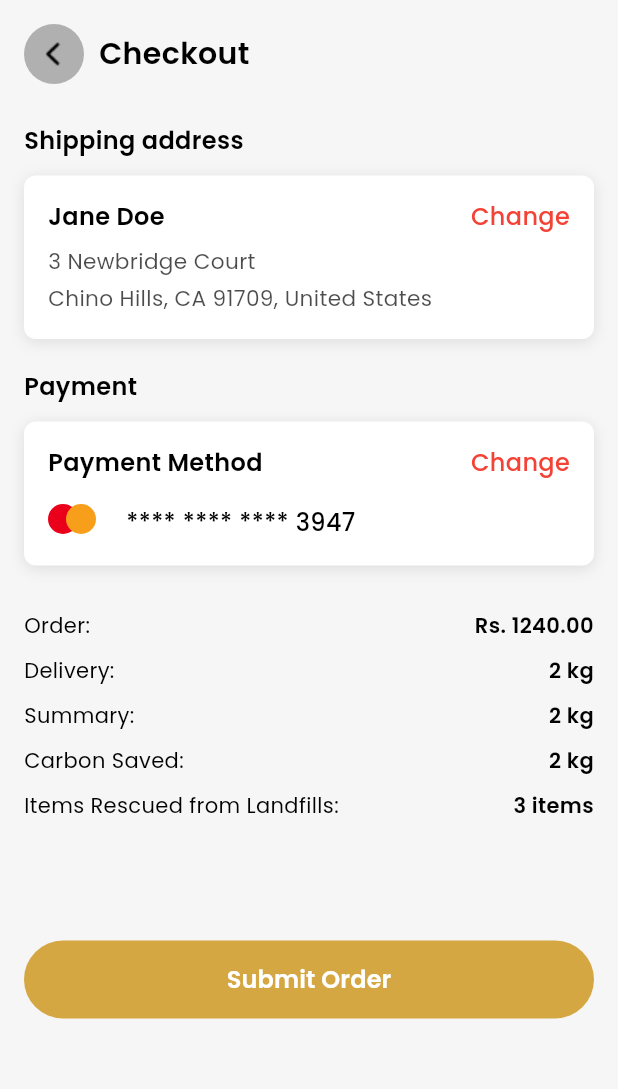
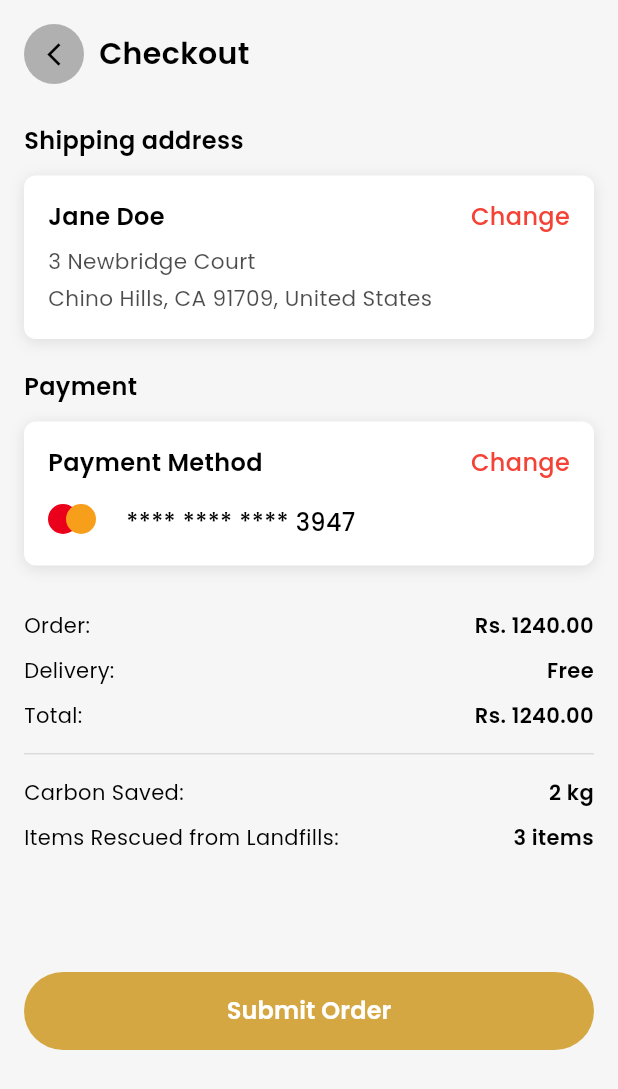
Before and after one commit to HasithFernando/MAD-Project, a Flutter app: the Checkout screen opened directly, on a phone screen of 412 x 824 dp. Shown: the top 1089 px of the screen. Run offline on Flutter 3.47's test engine with Material 3 defaults, Android fonts, the phone set to English and light mode, and no system bars; our stand-ins replace device_preview, firebase_core, google_fonts; accounts and stored records are empty.

Commit message:
fix error

```diff
--- a/lib/pages/checkout.dart
+++ b/lib/pages/checkout.dart
@@ -1,5 +1,6 @@
 import 'package:flutter/material.dart';
 import 'package:thriftale/pages/success.dart';
+import 'package:thriftale/pages/cart.dart'; // Add this import for Cart page
 import 'package:thriftale/utils/appColors.dart';
 import 'package:thriftale/utils/lable_texts.dart';
 import 'package:thriftale/utils/pageNavigations.dart';
@@ -22,23 +23,30 @@ class _CheckoutState extends State<Checkout> {
       body: SafeArea(
         child: Column(
           children: [
-            // Fixed header
+            // Fixed header with working back button
             Padding(
               padding: const EdgeInsets.all(16.0),
               child: Row(
                 children: [
                   InkWell(
                     onTap: () {
-                      Navigator.pop(context);
+                      // Use NavigationUtils to go back to Cart page
+                      NavigationUtils.frontNavigation(context, Cart());
                     },
+                    borderRadius:
+                        BorderRadius.circular(20), // Better touch feedback
                     child: Container(
                       width: 40,
                       height: 40,
                       decoration: BoxDecoration(
-                        borderRadius: BorderRadius.circular(1000),
+                        borderRadius: BorderRadius.circular(20),
                         color: AppColors.CardBg,
                       ),
-                      child: Image.asset('assets/images/backBtn.png'),
+                      child: const Icon(
+                        Icons.arrow_back_ios_new,
+                        color: Colors.black,
+                        size: 18,
+                      ),
                     ),
                   ),
                   const SizedBox(width: 10),
@@ -99,6 +107,7 @@ class _CheckoutState extends State<Checkout> {
                                 GestureDetector(
                                   onTap: () {
                                     // Handle change address action
+                                    print('Change address tapped');
                                   },
                                   child: CustomText(
                                     text: 'Change',
@@ -166,6 +175,7 @@ class _CheckoutState extends State<Checkout> {
                                 GestureDetector(
                                   onTap: () {
                                     // Handle change payment method action
+                                    print('Change payment method tapped');
                                   },
                                   child: CustomText(
                                     text: 'Change',
@@ -233,10 +243,16 @@ class _CheckoutState extends State<Checkout> {
                       // Order Summary Section
                       _buildSummaryRow('Order:', 'Rs. 1240.00'),
                       const SizedBox(height: 10),
-                      _buildSummaryRow('Delivery:', '2 kg'),
+                      _buildSummaryRow('Delivery:', 'Free'),
                       const SizedBox(height: 10),
-                      _buildSummaryRow('Summary:', '2 kg'),
-                      const SizedBox(height: 10),
+                      _buildSummaryRow('Total:', 'Rs. 1240.00'),
+                      const SizedBox(height: 15),
+                      // Divider
+                      Container(
+                        height: 1,
+                        color: Colors.grey.withOpacity(0.3),
+                      ),
+                      const SizedBox(height: 15),
                       _buildSummaryRow('Carbon Saved:', '2 kg'),
                       const SizedBox(height: 10),
                       _buildSummaryRow(
--- a/lib/widgets/newBottomBar.dart
+++ b/lib/widgets/newBottomBar.dart
@@ -99,7 +99,7 @@ class _NewBottomBarState extends State<NewBottomBar> {
                             ),
                           ),
                           CustomText(
-                              text: 'Top Board',
+                              text: 'Categories',
                               color: widget.c2,
                               fontSize: 12,
                               fontWeight: FontWeight.w600),
@@ -118,13 +118,13 @@ class _NewBottomBarState extends State<NewBottomBar> {
                           Container(
                             color: Colors.transparent,
                             child: Icon(
-                              Icons.rocket_launch_outlined,
+                              Icons.shopping_cart_checkout,
                               size: 28,
                               color: widget.c3,
                             ),
                           ),
                           CustomText(
-                              text: 'Challenge',
+                              text: 'Cart',
                               color: widget.c3,
                               fontSize: 12,
                               fontWeight: FontWeight.w600),
```
